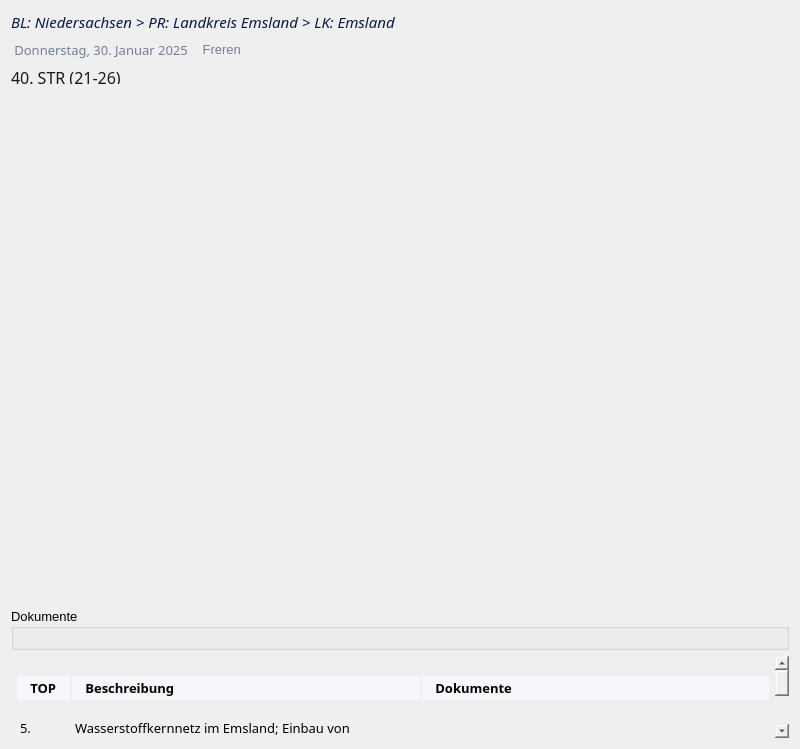
Qt form ui/detail_dialog.ui (poliscope-de/poliscope-qgis-plugin) before a commit.
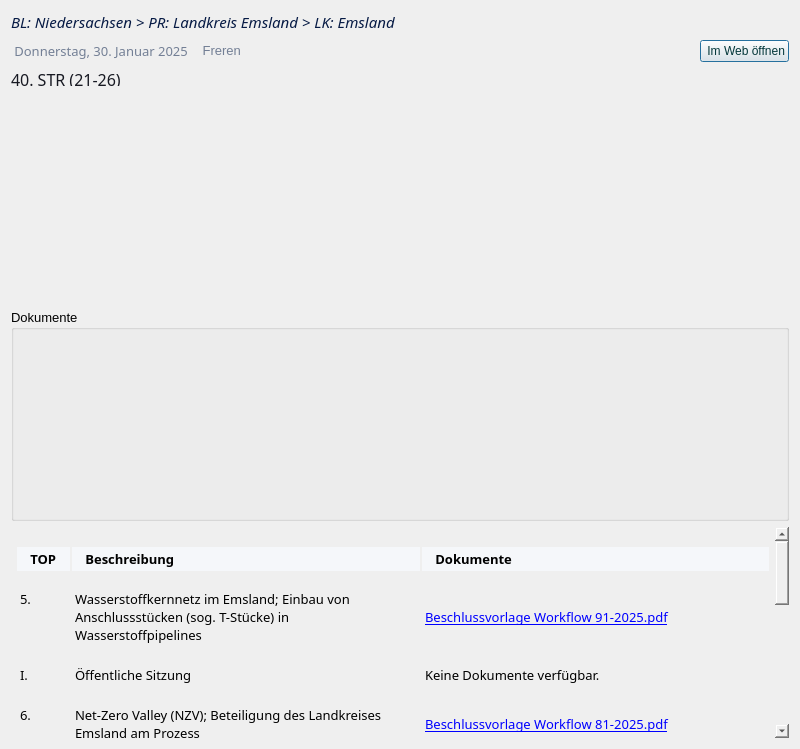
The same form after that commit. Icons and pictures are not drawn.

Commit message: Detail-Dialog: Im-Web-öffnen-Button, Beschreibung passt Größe an, Dokumente klappen korrekt zusammen; Breadcrumb kein Zeilenumbruch

What changed in the file:
```diff
--- a/ui/detail_dialog.ui
+++ b/ui/detail_dialog.ui
@@ -169,6 +169,23 @@
        </property>
       </spacer>
      </item>
+     <item>
+      <widget class="QPushButton" name="pbImWebOeffnen_detailDialog">
+       <property name="cursor">
+        <cursorShape>PointingHandCursor</cursorShape>
+       </property>
+       <property name="styleSheet">
+        <string notr="true">color:#03373A</string>
+       </property>
+       <property name="text">
+        <string> Im Web öffnen</string>
+       </property>
+       <property name="icon">
+        <iconset>
+         <normaloff>../resources/icons/globe.svg</normaloff>../resources/icons/globe.svg</iconset>
+       </property>
+      </widget>
+     </item>
     </layout>
    </item>
    <item>
@@ -215,7 +232,7 @@
    <item>
     <widget class="QTextBrowser" name="tbDescription">
      <property name="sizePolicy">
-      <sizepolicy hsizetype="Minimum" vsizetype="Expanding">
+      <sizepolicy hsizetype="Minimum" vsizetype="Preferred">
        <horstretch>0</horstretch>
        <verstretch>0</verstretch>
       </sizepolicy>
@@ -223,7 +240,7 @@
      <property name="minimumSize">
       <size>
        <width>0</width>
-       <height>200</height>
+       <height>0</height>
       </size>
      </property>
      <property name="maximumSize">
```
The commit also changes 4 other files.
